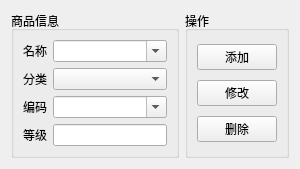
linchengyuan/db, file FrmProduct.ui: the form before one commit.
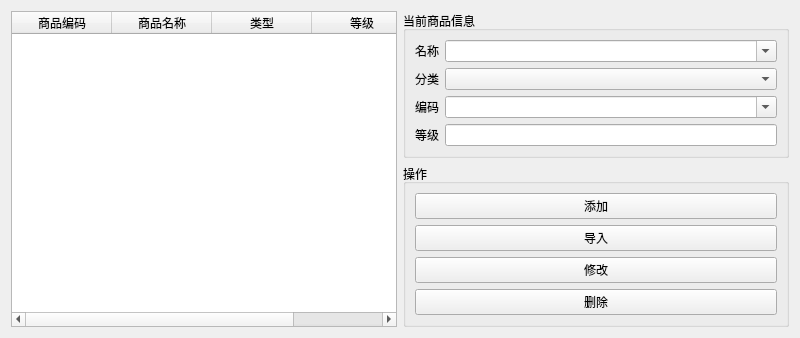
The form after the commit.

Commit message: fix: 修改快递和商品信息管理页面

```diff
--- a/FrmProduct.ui
+++ b/FrmProduct.ui
@@ -6,18 +6,42 @@
    <rect>
     <x>0</x>
     <y>0</y>
-    <width>300</width>
-    <height>160</height>
+    <width>800</width>
+    <height>316</height>
    </rect>
   </property>
   <property name="windowTitle">
    <string>商品管理</string>
   </property>
-  <layout class="QGridLayout" name="gridLayout">
-   <item row="0" column="0">
+  <layout class="QGridLayout" name="gridLayout" rowstretch="1,0">
+   <item row="0" column="0" rowspan="2">
+    <widget class="QTableWidget" name="tableWidget">
+     <column>
+      <property name="text">
+       <string>商品编码</string>
+      </property>
+     </column>
+     <column>
+      <property name="text">
+       <string>商品名称</string>
+      </property>
+     </column>
+     <column>
+      <property name="text">
+       <string>类型</string>
+      </property>
+     </column>
+     <column>
+      <property name="text">
+       <string>等级</string>
+      </property>
+     </column>
+    </widget>
+   </item>
+   <item row="0" column="1">
     <widget class="QGroupBox" name="groupBox_2">
      <property name="title">
-      <string>商品信息</string>
+      <string>当前商品信息</string>
      </property>
      <layout class="QFormLayout" name="formLayout">
       <item row="0" column="0">
@@ -75,7 +99,7 @@
      </layout>
     </widget>
    </item>
-   <item row="0" column="1">
+   <item row="1" column="1">
     <widget class="QGroupBox" name="groupBox">
      <property name="title">
       <string>操作</string>
@@ -88,6 +112,13 @@
         </property>
        </widget>
       </item>
+      <item>
+       <widget class="QPushButton" name="pushButton_4">
+        <property name="text">
+         <string>导入</string>
+        </property>
+       </widget>
+      </item>
       <item>
        <widget class="QPushButton" name="pushButton_2">
         <property name="text">
```
The commit also changes 3 other files.
